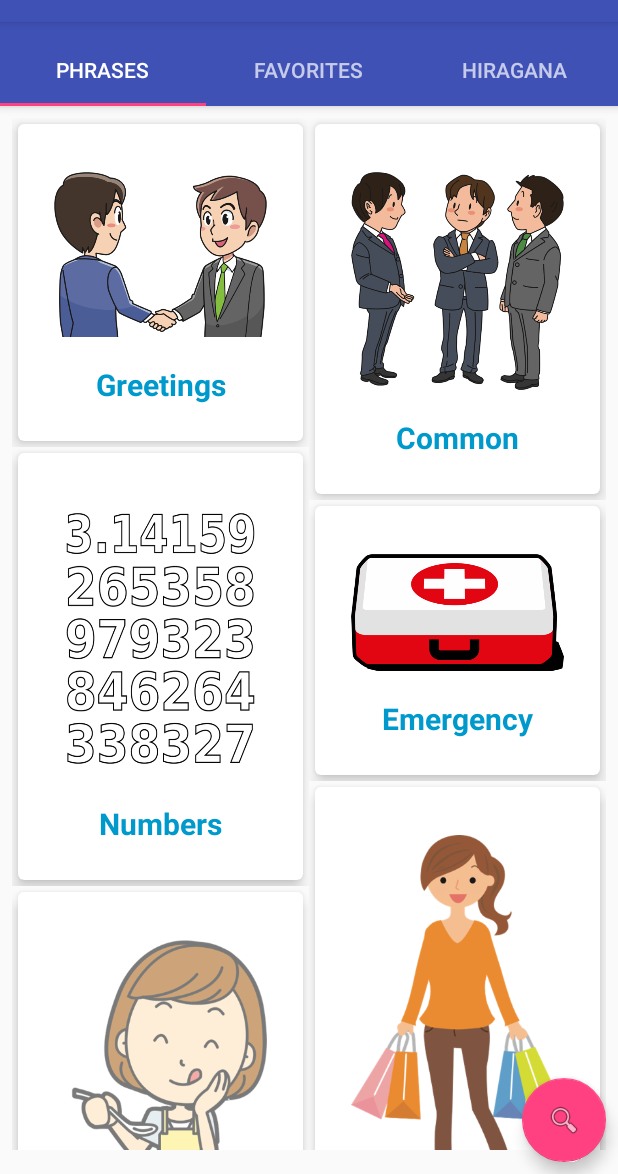
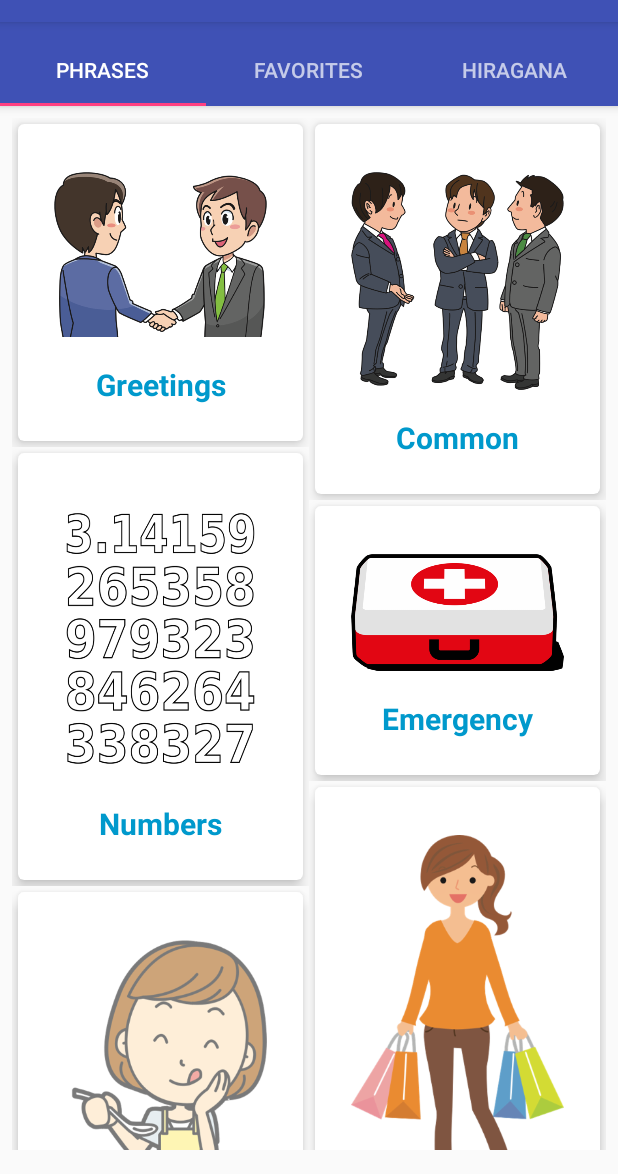
Before and after one commit to gr3y6h0st/BeginnerJapanesePhrases, an Android app: the screen it shows after launch (MainActivity), on a phone screen of 412 x 824 dp, the part 62-1236 px from its top. Run offline under Robolectric (Android 15) with nearby library versions, the phone set to English and light mode, and no system bars; our stand-ins replace AdMob, ButterKnife, Picasso; pictures from the network do not load.

Commit message:
"Removed Translate Japanese MainActivityFab."

```diff
--- a/src/main/java/com/android/beginnerleveljapanese/MainActivity.java
+++ b/src/main/java/com/android/beginnerleveljapanese/MainActivity.java
@@ -45,7 +45,6 @@ public class MainActivity extends AppCompatActivity implements
      */
     @BindView(R.id.container) ViewPager mViewPager;
     @BindView(R.id.tabs) TabLayout tabLayout;
-    @BindView(R.id.fab) FloatingActionButton main_activity_fab;
     //@BindView(R.id.toolbar) Toolbar toolbar;
 
     @Override
@@ -83,20 +82,6 @@ public class MainActivity extends AppCompatActivity implements
         });
         mViewPager.addOnPageChangeListener(new TabLayout.TabLayoutOnPageChangeListener(tabLayout));
         tabLayout.addOnTabSelectedListener(new TabLayout.ViewPagerOnTabSelectedListener(mViewPager));
-
-        main_activity_fab.setOnClickListener(new View.OnClickListener() {
-              @Override
-              public void onClick(View view) {
-                  try {
-                      //creates the SearchActivity
-                      Log.i("FAB", "CLICKED");
-                      onSearchRequested();
-                  } catch (Exception e) {
-                      e.printStackTrace();
-                  }
-
-              }
-        });
     }
 
     @Override
--- a/src/main/res/layout/activity_main.xml
+++ b/src/main/res/layout/activity_main.xml
@@ -61,12 +61,5 @@
         app:layout_behavior="@string/appbar_scrolling_view_behavior">
     </android.support.v4.view.ViewPager>
 
-    <android.support.design.widget.FloatingActionButton
-        android:id="@+id/fab"
-        android:layout_width="wrap_content"
-        android:layout_height="wrap_content"
-        android:layout_gravity="end|bottom"
-        android:layout_margin="@dimen/fab_margin"
-        app:srcCompat="@android:drawable/ic_menu_search" />
 
 </android.support.design.widget.CoordinatorLayout>
```
Also changed, not shown: 1 other file.
